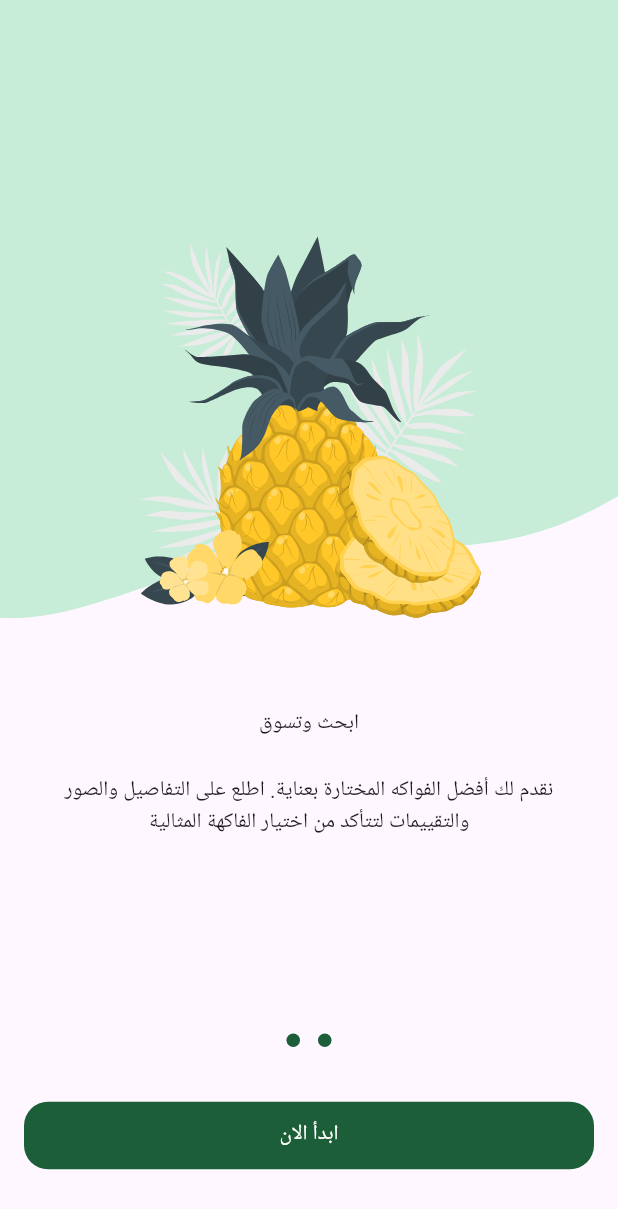
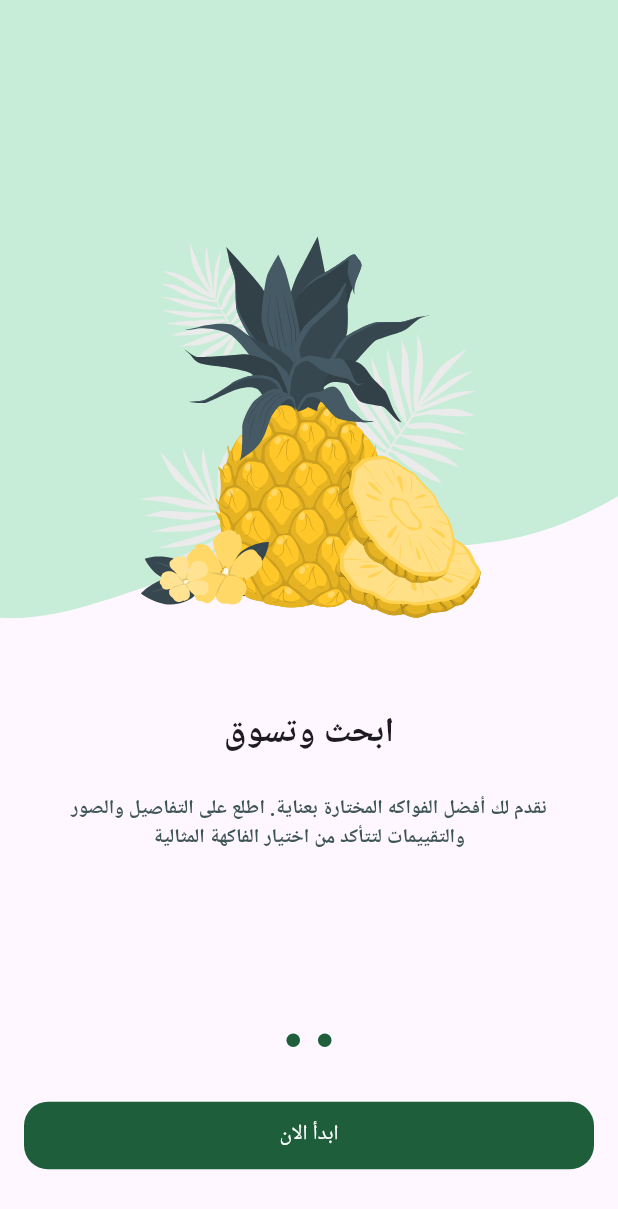
Before and after one commit to colonal/fruit-hub, a Flutter app: the screen it shows after launch, swiped to page 2, on a phone screen of 412 x 824 dp. Shown: the top 1209 px of the screen. Run offline on Flutter 3.47's test engine with Material 3 defaults, Android fonts, the phone set to English and light mode, and no system bars; drawn by our look-alikes of dots_indicator; our stand-ins replace flutter_svg; Roboto replaces fonts that are missing (Cairo).

Commit message:
added style and font family

```diff
--- a/lib/core/utils/app_colors.dart
+++ b/lib/core/utils/app_colors.dart
@@ -1,5 +1,7 @@
 import 'package:flutter/material.dart';
 
 abstract class AppColors {
-  static const Color primaryColor = Color(0xFF1B5E37);
+  static const Color primaryColor = Color(0xff1F5E3B);
+  static const Color lightPrimaryColor = Color(0xFF2D9F5D);
+  static const Color secondaryColor = Color(0xFFF4A91F);
 }
--- a/lib/features/on_boarding/presentation/view/widget/on_boarding_page_view.dart
+++ b/lib/features/on_boarding/presentation/view/widget/on_boarding_page_view.dart
@@ -1,6 +1,8 @@
+import 'package:e_commerce_app/core/utils/app_colors.dart';
 import 'package:flutter/material.dart';
 
 import '../../../../../core/utils/app_images.dart';
+import '../../../../../core/utils/app_text_styles.dart';
 import 'page_view_item.dart';
 
 class OnBoardingPageView extends StatelessWidget {
@@ -11,7 +13,7 @@ class OnBoardingPageView extends StatelessWidget {
   Widget build(BuildContext context) {
     return PageView(
       controller: pageController,
-      children: const [
+      children: [
         PageViewItem(
           image: Assets.imagesPageViewItem1Image,
           backgroundImage: Assets.imagesPageViewItem1Background,
@@ -20,14 +22,27 @@ class OnBoardingPageView extends StatelessWidget {
           title: Row(
             mainAxisAlignment: MainAxisAlignment.center,
             children: [
-              Text("مرحبًا بك في "),
-              Text("Fruit"),
-              Text(" HUB"),
+              const Text(
+                "مرحبًا بك في ",
+                style: TextStyles.bold23,
+              ),
+              Text(
+                "HUB",
+                style: TextStyles.bold23.copyWith(
+                  color: AppColors.secondaryColor,
+                ),
+              ),
+              Text(
+                "Fruit",
+                style: TextStyles.bold23.copyWith(
+                  color: AppColors.primaryColor,
+                ),
+              ),
             ],
           ),
           isVisibleSkep: true,
         ),
-        PageViewItem(
+        const PageViewItem(
           image: Assets.imagesPageViewItem2Image,
           backgroundImage: Assets.imagesPageViewItem2Background,
           subTitle:
@@ -35,6 +50,7 @@ class OnBoardingPageView extends StatelessWidget {
           title: Text(
             "ابحث وتسوق",
             textAlign: TextAlign.center,
+            style: TextStyles.bold23,
           ),
           isVisibleSkep: false,
         ),
--- a/lib/features/on_boarding/presentation/view/widget/page_view_item.dart
+++ b/lib/features/on_boarding/presentation/view/widget/page_view_item.dart
@@ -1,5 +1,7 @@
 import 'package:flutter/material.dart';
 import 'package:flutter_svg/flutter_svg.dart';
+
+import '../../../../../core/utils/app_text_styles.dart';
 
 class PageViewItem extends StatelessWidget {
   const PageViewItem({
@@ -43,10 +45,13 @@ class PageViewItem extends StatelessWidget {
               SafeArea(
                 child: Visibility(
                   visible: isVisibleSkep,
-                  child: const Padding(
-                    padding: EdgeInsets.all(16.0),
+                  child: Padding(
+                    padding: const EdgeInsets.all(16.0),
                     child: Text(
                       "تخطي",
+                      style: TextStyles.regular13.copyWith(
+                        color: const Color(0xFF949D9E),
+                      ),
                     ),
                   ),
                 ),
@@ -58,10 +63,13 @@ class PageViewItem extends StatelessWidget {
         title,
         const SizedBox(height: 24),
         Padding(
-          padding: const EdgeInsets.symmetric(horizontal: 16.0),
+          padding: const EdgeInsets.symmetric(horizontal: 37.0),
           child: Text(
             subTitle,
             textAlign: TextAlign.center,
+            style: TextStyles.semiBold13.copyWith(
+              color: const Color(0xFF3E5456),
+            ),
           ),
         ),
       ],
--- a/lib/main.dart
+++ b/lib/main.dart
@@ -17,6 +17,9 @@ class FruitHub extends StatelessWidget {
   Widget build(BuildContext context) {
     return MaterialApp(
       title: 'Fruit Hub',
+      theme: ThemeData(
+        fontFamily: "Cairo",
+      ),
       localizationsDelegates: const [
         S.delegate,
         GlobalMaterialLocalizations.delegate,
```
Also changed, not shown: pubspec.yaml (+11 -14 lines), assets/fonts/Cairo-Bold.ttf (added), assets/fonts/Cairo-Medium.ttf (added), assets/fonts/Cairo-Regular.ttf (added), assets/fonts/Cairo-SemiBold.ttf (added).
